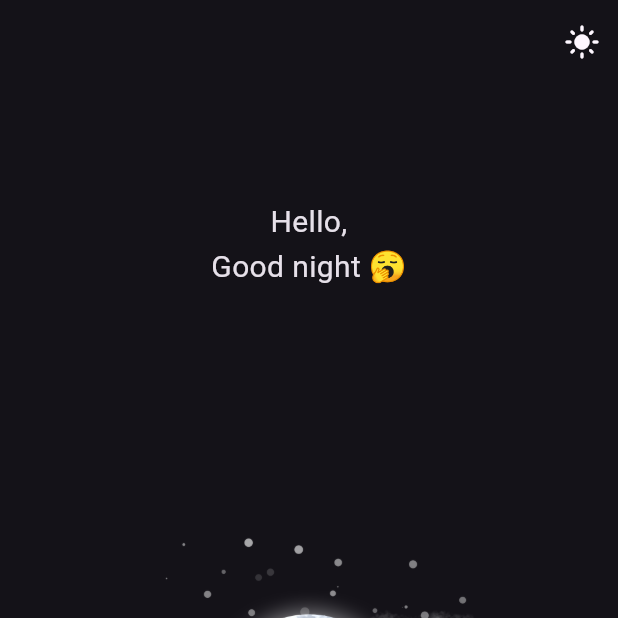
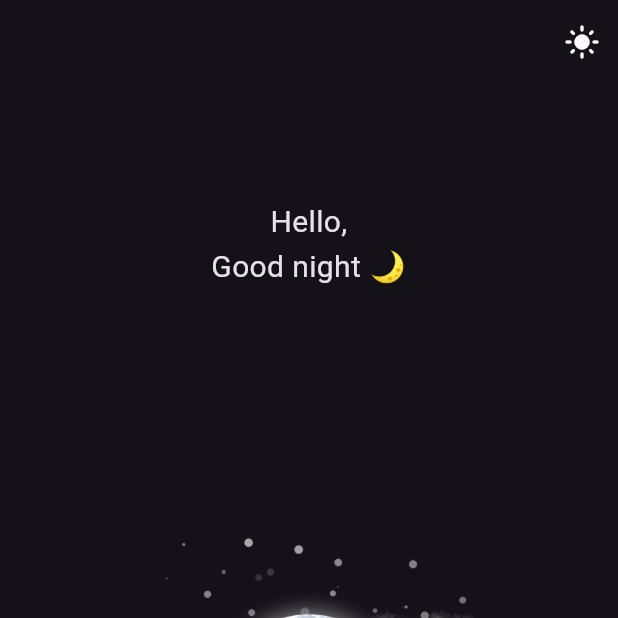
Before and after one commit to jinosh05/flutter_bloc_theming_example, a Flutter app: the screen it shows after launch, after a tap on the "dark mode" icon, on a phone screen of 412 x 824 dp, the top half of it. Run offline on Flutter 3.47's test engine with Material 3 defaults, Android fonts, the phone set to English and light mode, and no system bars; our stand-ins replace bloc, flutter_bloc.

Commit message:
🌙 emoji added

```diff
--- a/lib/presentation/home_screen.dart
+++ b/lib/presentation/home_screen.dart
@@ -35,7 +35,7 @@ class HomeScreen extends StatelessWidget {
             mainAxisAlignment: MainAxisAlignment.spaceAround,
             children: [
               Text(
-                isDark ? 'Hello,\nGood night 🥱' : 'Hello,\nGood Morning 🌅 ',
+                isDark ? 'Hello,\nGood night 🌙' : 'Hello,\nGood Morning 🌅 ',
                 textAlign: TextAlign.center,
                 style: const TextStyle(height: 1.5, fontSize: 20),
               ),
```
